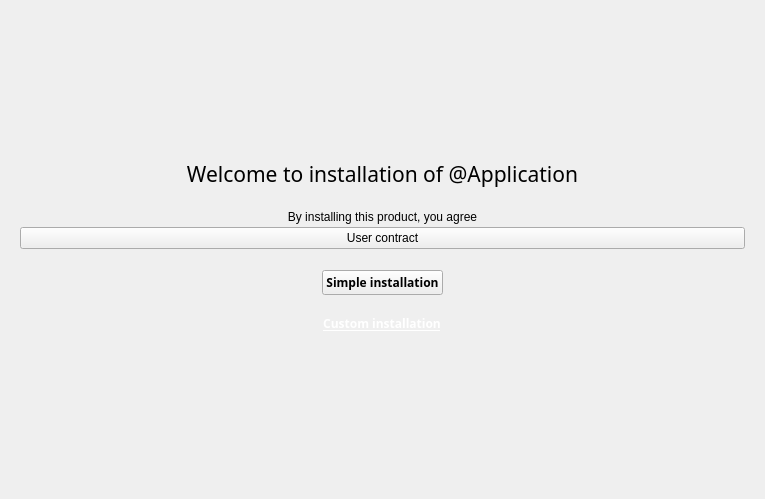
Above: ui/welcome.ui from Covalia/standalone-deployer before the change. Below: the same form after it.
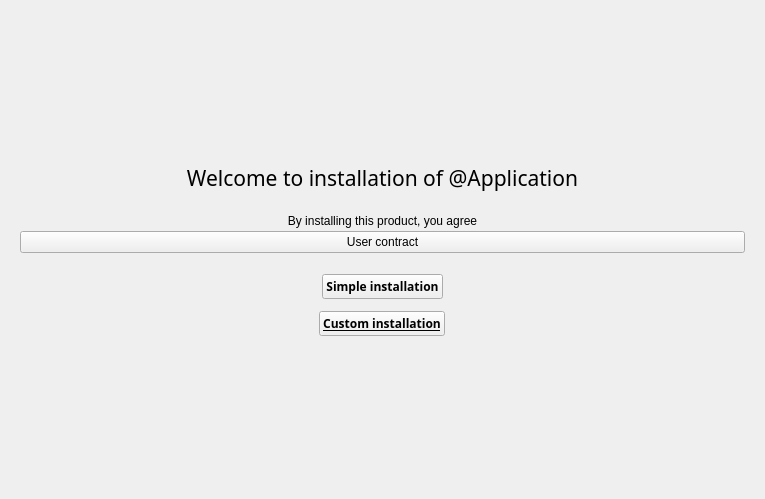
That is the form after the change.

```diff
--- a/ui/welcome.ui
+++ b/ui/welcome.ui
@@ -150,7 +150,7 @@
        <property name="styleSheet">
         <string notr="true">QPushButton {
 	background-color: transparent;
-	color : white;
+	color : @color-text-on-background;
 	padding: 8px;
 	border: px0;
 	text-decoration: underline;
```
Left out of the diff: 4 changed lines with no effect on the pictures.
